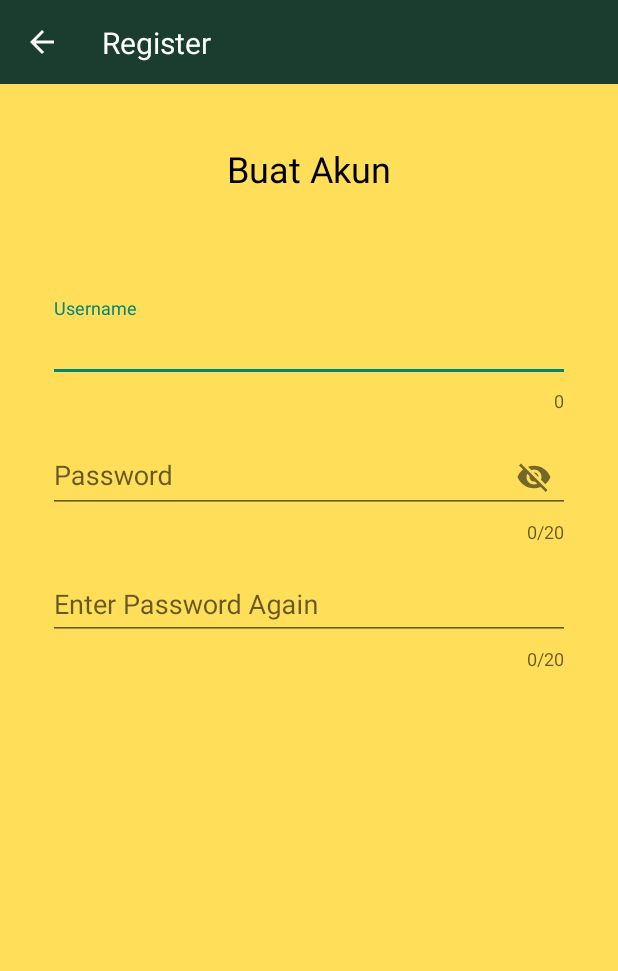
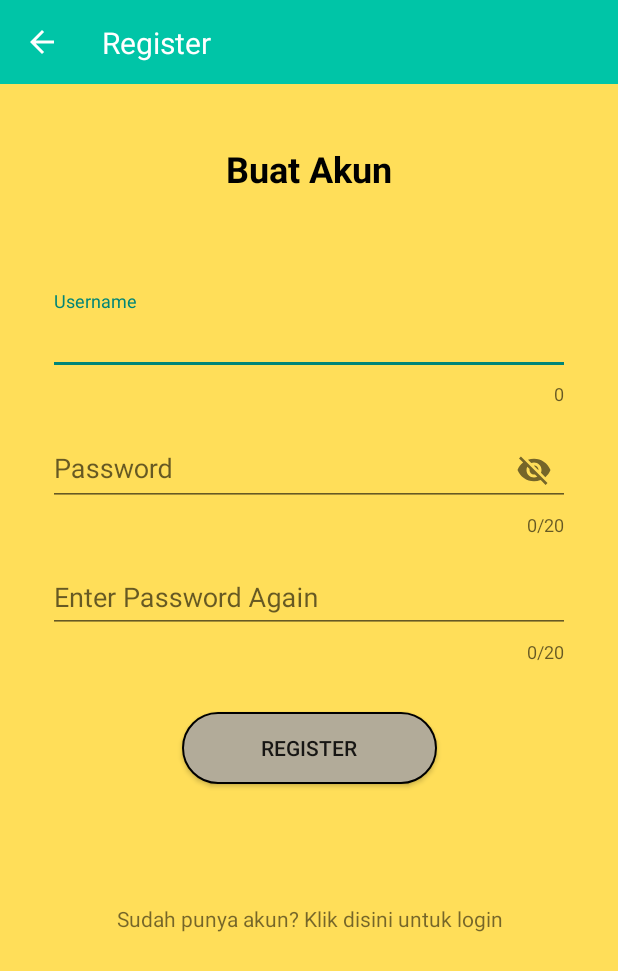
Before and after one commit to MYSTELTAiNNOfficial/DenCalc_2.0, an Android app: the RegisterActivity screen opened directly, with no data from a screen before it, on a phone screen of 412 x 824 dp. Shown: the top 971 px of the screen. Run offline under Robolectric (Android 15) with nearby library versions, the phone set to English and light mode, and no system bars.

Commit message:
Create Login and Register Activity

```diff
--- a/app/src/main/java/com/sandsteam/dencalc2/RegisterActivity.java
+++ b/app/src/main/java/com/sandsteam/dencalc2/RegisterActivity.java
@@ -2,13 +2,50 @@ package com.sandsteam.dencalc2;
 
 import androidx.appcompat.app.AppCompatActivity;
 
+import android.content.Intent;
 import android.os.Bundle;
+import android.view.View;
+import android.widget.Button;
+import android.widget.TextView;
+import androidx.appcompat.widget.Toolbar;
+
+import com.google.android.material.textfield.TextInputLayout;
 
 public class RegisterActivity extends AppCompatActivity {
+
+    private TextInputLayout regis_textInputUser, regis_textInputPass,regis_textInputPass2;
+    private Button regis_button;
+    private TextView login_clickToLogin;
+    private Toolbar regis_toolbar;
 
     @Override
     protected void onCreate(Bundle savedInstanceState) {
         super.onCreate(savedInstanceState);
         setContentView(R.layout.activity_register);
+        initView();
+        setListen();
+    }
+
+    private void  initView(){
+        regis_textInputUser = findViewById(R.id.regis_textInputUser);
+        regis_textInputPass = findViewById(R.id.regis_textInputPass);
+        regis_textInputPass2 = findViewById(R.id.regis_textInputPass2);
+        regis_button = findViewById(R.id.regis_button);
+        login_clickToLogin = findViewById(R.id.login_clickToLogin);
+        regis_toolbar = findViewById(R.id.regis_toolbar);
+    }
+    private void setListen(){
+        login_clickToLogin.setOnClickListener(new View.OnClickListener() {
+            @Override
+            public void onClick(View v) {
+                finish();
+            }
+        });
+        regis_toolbar.setNavigationOnClickListener(new View.OnClickListener() {
+            @Override
+            public void onClick(View v) {
+                finish();
+            }
+        });
     }
 }
--- a/app/src/main/res/drawable/roundbutton.xml
+++ b/app/src/main/res/drawable/roundbutton2.xml
@@ -1,6 +1,6 @@
 <?xml version="1.0" encoding="utf-8"?>
 <shape xmlns:android="http://schemas.android.com/apk/res/android">
     <corners android:radius="24dp"/>
-    <solid android:color="#00E5FF"/>
-    <stroke android:width="5px" android:color="#000000" />
+    <solid android:color="#B2AB99"/>
+    <stroke android:width="2px" android:color="#000000" />
 </shape>
--- a/app/src/main/res/layout/activity_login.xml
+++ b/app/src/main/res/layout/activity_login.xml
@@ -84,6 +84,7 @@
         android:background="@drawable/roundbutton"
         android:elevation="50dp"
         android:text="LOGIN"
+        android:textColor="#000000"
         app:layout_constraintEnd_toEndOf="@+id/login_textInputPass"
         app:layout_constraintStart_toStartOf="@+id/login_textInputPass"
         app:layout_constraintTop_toBottomOf="@+id/login_textInputPass" />
@@ -96,8 +97,8 @@
         android:clickable="true"
         android:linksClickable="false"
         android:text="Tidak punya akun? Klik disini untuk mendaftar"
-        app:layout_constraintEnd_toEndOf="@+id/login_textInputPass"
-        app:layout_constraintStart_toStartOf="@+id/login_textInputPass"
+        app:layout_constraintEnd_toEndOf="@+id/login_button"
+        app:layout_constraintStart_toStartOf="@+id/login_button"
         app:layout_constraintTop_toBottomOf="@+id/login_button" />
 
 </androidx.constraintlayout.widget.ConstraintLayout>
--- a/app/src/main/res/layout/activity_register.xml
+++ b/app/src/main/res/layout/activity_register.xml
@@ -8,10 +8,10 @@
     tools:context=".RegisterActivity">
 
     <androidx.appcompat.widget.Toolbar
-        android:id="@+id/toolbar"
+        android:id="@+id/regis_toolbar"
         android:layout_width="0dp"
         android:layout_height="wrap_content"
-        android:background="#1B3D2F"
+        android:background="#00C5A7"
         android:minHeight="?attr/actionBarSize"
         android:theme="?attr/actionBarTheme"
         app:layout_constraintEnd_toEndOf="parent"
@@ -26,10 +26,10 @@
         android:text="Register"
         android:textColor="#FFFFFF"
         android:textSize="20sp"
-        app:layout_constraintBottom_toBottomOf="@+id/toolbar"
+        app:layout_constraintBottom_toBottomOf="@+id/regis_toolbar"
         app:layout_constraintEnd_toEndOf="parent"
         app:layout_constraintHorizontal_bias="0.2"
-        app:layout_constraintStart_toStartOf="@+id/toolbar"
+        app:layout_constraintStart_toStartOf="@+id/regis_toolbar"
         app:layout_constraintTop_toTopOf="parent" />
 
     <TextView
@@ -40,21 +40,22 @@
         android:text="Buat Akun"
         android:textColor="#000000"
         android:textSize="24sp"
-        app:layout_constraintEnd_toEndOf="@+id/toolbar"
-        app:layout_constraintStart_toStartOf="@+id/toolbar"
-        app:layout_constraintTop_toBottomOf="@+id/toolbar" />
+        android:textStyle="bold"
+        app:layout_constraintEnd_toEndOf="@+id/regis_toolbar"
+        app:layout_constraintStart_toStartOf="@+id/regis_toolbar"
+        app:layout_constraintTop_toBottomOf="@+id/regis_toolbar" />
 
     <com.google.android.material.textfield.TextInputLayout
         android:id="@+id/regis_textInputUser"
         android:layout_width="0dp"
         android:layout_height="wrap_content"
         android:layout_marginStart="32dp"
-        android:layout_marginTop="70dp"
+        android:layout_marginTop="65dp"
         android:layout_marginEnd="32dp"
         app:counterEnabled="true"
         app:errorEnabled="true"
-        app:layout_constraintEnd_toEndOf="@+id/toolbar"
-        app:layout_constraintStart_toStartOf="@+id/toolbar"
+        app:layout_constraintEnd_toEndOf="@+id/regis_toolbar"
+        app:layout_constraintStart_toStartOf="@+id/regis_toolbar"
         app:layout_constraintTop_toBottomOf="@+id/textView4">
 
         <com.google.android.material.textfield.TextInputEditText
@@ -83,6 +84,7 @@
     </com.google.android.material.textfield.TextInputLayout>
 
     <com.google.android.material.textfield.TextInputLayout
+        android:id="@+id/regis_textInputPass2"
         android:layout_width="0dp"
         android:layout_height="wrap_content"
         android:layout_marginTop="8dp"
@@ -98,4 +100,27 @@
             android:layout_height="wrap_content"
             android:hint="Enter Password Again" />
     </com.google.android.material.textfield.TextInputLayout>
+
+    <Button
+        android:id="@+id/regis_button"
+        android:layout_width="170dp"
+        android:layout_height="wrap_content"
+        android:layout_marginTop="32dp"
+        android:background="@drawable/roundbutton2"
+        android:text="REGISTER"
+        app:layout_constraintEnd_toEndOf="@+id/regis_textInputPass2"
+        app:layout_constraintStart_toStartOf="@+id/regis_textInputPass2"
+        app:layout_constraintTop_toBottomOf="@+id/regis_textInputPass2" />
+
+    <TextView
+        android:id="@+id/login_clickToLogin"
+        android:layout_width="wrap_content"
+        android:layout_height="wrap_content"
+        android:layout_marginTop="80dp"
+        android:clickable="true"
+        android:linksClickable="false"
+        android:text="Sudah punya akun? Klik disini untuk login"
+        app:layout_constraintEnd_toEndOf="@+id/regis_button"
+        app:layout_constraintStart_toStartOf="@+id/regis_button"
+        app:layout_constraintTop_toBottomOf="@+id/regis_button" />
 </androidx.constraintlayout.widget.ConstraintLayout>
```
